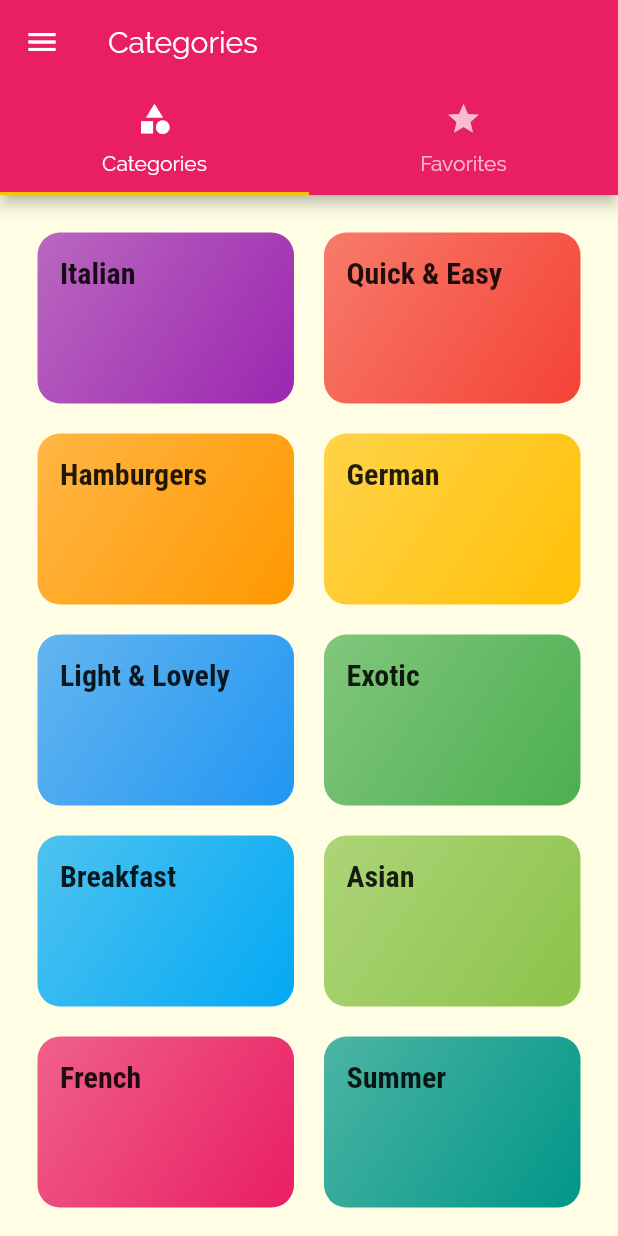
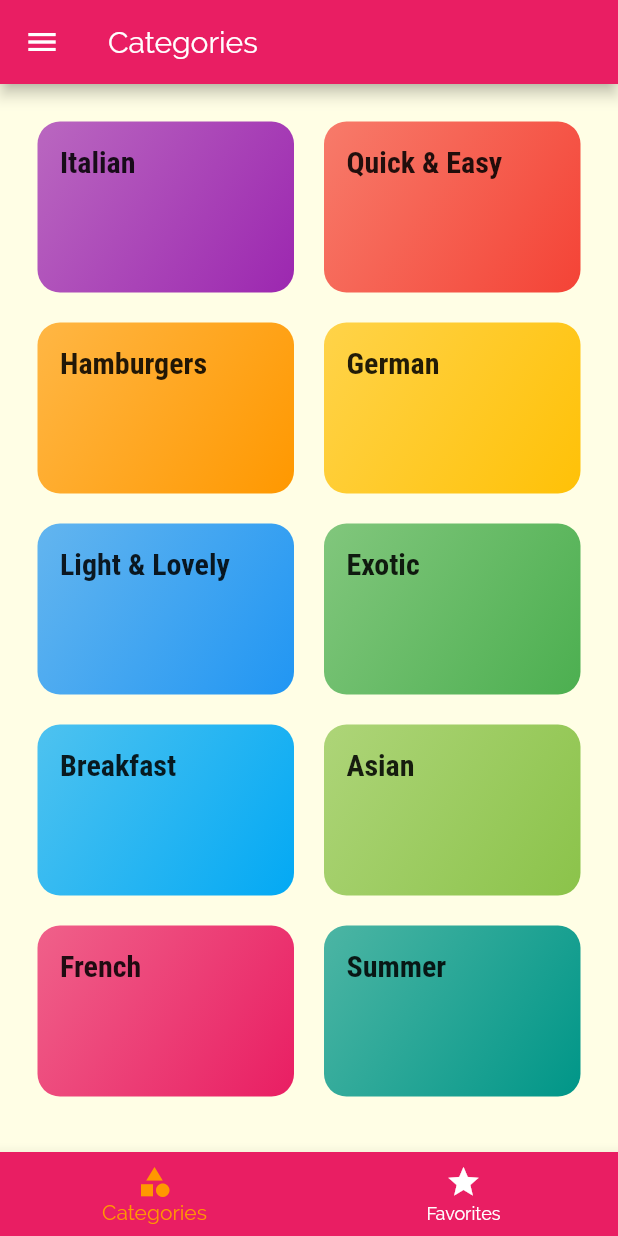
Before and after one commit to sanchit48/Meals, a Flutter app: the screen it shows after launch, on a phone screen of 412 x 824 dp. Run offline on Flutter 3.47's test engine with Material 2 defaults, Android fonts, the phone set to English and light mode, and no system bars.

Commit message:
Formatted and edited some files.

```diff
--- a/lib/main.dart
+++ b/lib/main.dart
@@ -4,7 +4,6 @@ import 'package:meals/models/meal.dart';
 import 'package:meals/screens/filters_screen.dart';
 import 'package:meals/screens/tabs_screen.dart';
 import './screens/category_meals_screen.dart';
-import './screens/categories_screen.dart';
 import './screens/meal_detail_screen.dart';
 
 void main() => runApp(MyApp());
@@ -30,7 +29,7 @@ class _MyAppState extends State<MyApp> {
   List<Meal> _avalaibleMeals = DUMMY_MEALS;
   List<Meal> _favoriteMeals = [];
 
-  void _setFilters(Map<String, bool> filterData) {
+  void _saveFilters(Map<String, bool> filterData) {
 
     setState(() {
 
@@ -100,12 +99,14 @@ class _MyAppState extends State<MyApp> {
       theme: ThemeData(
 
         primarySwatch: Colors.pink,
-        accentColor: Colors.amber,
+        // The foreground color for widgets (knobs, text, overscroll edge effect, etc).
+        accentColor: Colors.orange,
         canvasColor: Color.fromRGBO(255, 254, 229, 1),
         fontFamily: 'Raleway',
         textTheme: ThemeData.light().textTheme.copyWith(
 
           body1: TextStyle(
+            // red green blue, orange
             color: Color.fromRGBO(20, 51, 51, 1),
           ),
 
@@ -130,7 +131,7 @@ class _MyAppState extends State<MyApp> {
         '/': (ctx) => TabsScreen(_favoriteMeals),
         CategoryMealsScreen.routeName: (ctx) => CategoryMealsScreen(_avalaibleMeals),
         MealDetailScreen.routeName: (ctx) => MealDetailScreen(_toggleFavorite, _isMealFavorite),
-        FiltersScreen.routeName: (ctx) => FiltersScreen(_filters, _setFilters),
+        FiltersScreen.routeName: (ctx) => FiltersScreen(_filters, _saveFilters),
 
       },
 
--- a/lib/screens/category_meals_screen.dart
+++ b/lib/screens/category_meals_screen.dart
@@ -1,7 +1,6 @@
 import 'package:flutter/material.dart';
 import 'package:meals/widgets/meal_item.dart';
 import '../models/meal.dart';
-
 
 class CategoryMealsScreen extends StatefulWidget {
 
@@ -21,7 +20,6 @@ class _CategoryMealsScreenState extends State<CategoryMealsScreen> {
   String categoryTitle;
   List<Meal> displayMeals;
   bool _loadedInitData = false;
-
 
   @override
   void didChangeDependencies() {
--- a/lib/screens/favorites_screen.dart
+++ b/lib/screens/favorites_screen.dart
@@ -13,6 +13,7 @@ class FavoritesScreen extends StatelessWidget {
 
     if(favoriteMeals.isEmpty) {
 
+     print("Hhe,");
       return Center(child: Text('You have no favorites yet - Start adding some'));
 
     }
--- a/lib/screens/tabs_screen.dart
+++ b/lib/screens/tabs_screen.dart
@@ -1,94 +1,69 @@
 import 'package:flutter/material.dart';
-import 'package:meals/models/meal.dart';
-import 'package:meals/screens/favorites_screen.dart';
 import './categories_screen.dart';
+import './favorites_screen.dart';
 import '../widgets/main_drawer.dart';
+import '../models/meal.dart';
 
 class TabsScreen extends StatefulWidget {
-
   final List<Meal> favoriteMeals;
-
   TabsScreen(this.favoriteMeals);
-
   @override
   _TabsScreenState createState() => _TabsScreenState();
-
 }
 
 class _TabsScreenState extends State<TabsScreen> {
-
-  int selectedIndex = 0;
-
   List<Map<String, Object>> _pages;
-
+  int _selectPageIndex = 0;
 
   @override
   void initState() {
-    // TODO: implement initState
+    _pages = [
+    {
+      'page': CategoriesScreen(),
+      'title': 'Categories'
+    },
+    {
+      'page': FavoritesScreen(widget.favoriteMeals),
+      'title': 'Your Favourite'
+    },
+  ];
+    super.initState();
 
-    _pages = [
-
-        {'pages': CategoriesScreen(), 'title': 'Categories'},
-        {'pages': FavoritesScreen(widget.favoriteMeals), 'title': 'Favorites'},
-
-    ];
-
-    super.initState();
   }
-
+  void _selectPage(int index) {
+    setState(() {
+      _selectPageIndex = index;
+    });
+  }
 
   @override
   Widget build(BuildContext context) {
-
-    return DefaultTabController(
-
-      length: 2,
-      child: Scaffold(
-
-        appBar: AppBar(
-
-
-          title: Text(_pages[selectedIndex]['title']),
-          bottom: TabBar(
-
-            onTap: (index) {
-
-              setState(() {
-
-                selectedIndex = index;
-
-              });
-
-            },
-
-            tabs: <Widget>[
-
-              Tab(icon: Icon(Icons.category), text: 'Categories'),
-              Tab(icon: Icon(Icons.star), text: 'Favorites'),
-
-            ]
-
+    return Scaffold(
+      appBar: AppBar(
+        title: Text(_pages[_selectPageIndex]['title']),
+      ),
+      drawer: MainDrawer(),
+      body: _pages[_selectPageIndex]['page'],
+      bottomNavigationBar: BottomNavigationBar(
+        onTap: _selectPage,
+        backgroundColor: Theme.of(context).primaryColor,
+        unselectedItemColor: Colors.white,
+        selectedItemColor: Theme.of(context).accentColor,
+        currentIndex: _selectPageIndex,
+        // type: BottomNavigationBarType.shifting,
+        items: [
+          BottomNavigationBarItem(
+            backgroundColor: Theme.of(context).primaryColor,
+            icon: Icon(Icons.category),
+            title: Text('Categories'),
           ),
-
-        ),
-
-        drawer: MainDrawer(),
-
-        body: TabBarView(
-
-          children: <Widget>[
-
-            _pages[selectedIndex]['pages'],
-            _pages[selectedIndex]['pages'],
-
-          ],
-
-        ),
-
+          BottomNavigationBarItem(
+            backgroundColor: Theme.of(context).primaryColor,
+            icon: Icon(Icons.star),
+            title: Text('Favorites'),
+          ),
+        ],
       ),
-
     );
-
   }
-
 }
--- a/lib/widgets/meal_item.dart
+++ b/lib/widgets/meal_item.dart
@@ -105,7 +105,6 @@ class MealItem extends StatelessWidget {
                     height: 250,
                     width: double.infinity,
                     fit: BoxFit.cover,
-
 
                   ),
 
```
Also changed, not shown: lib/screens/filters_screen.dart (+64 -64 lines), pubspec.lock, 5 other files.
